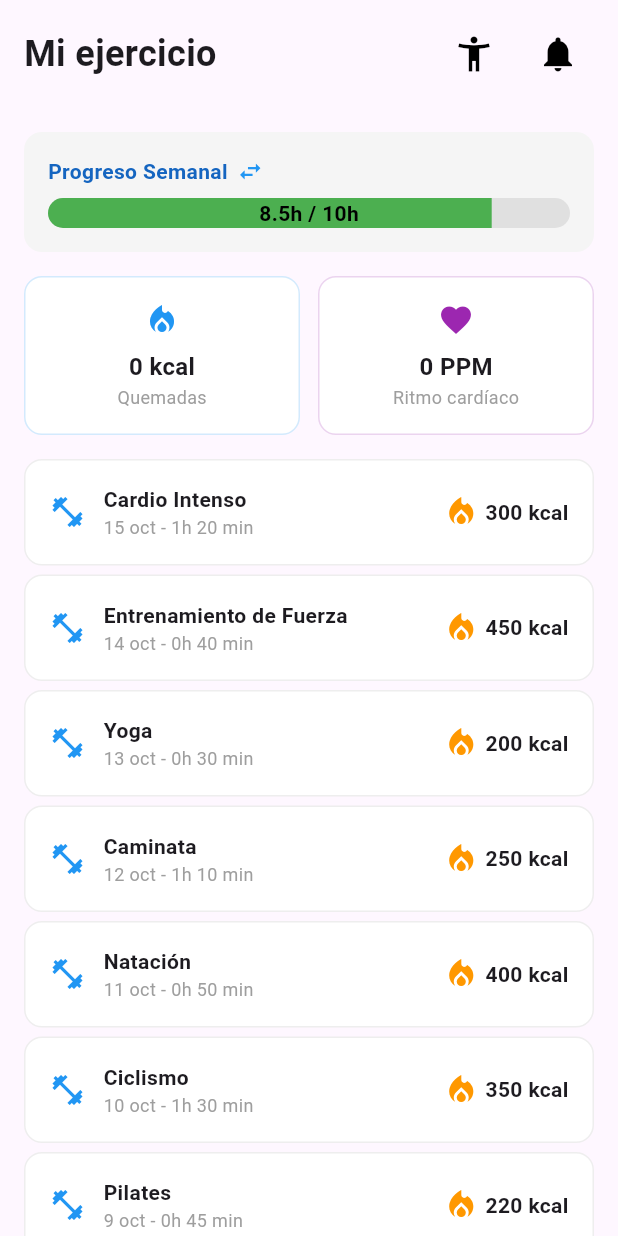
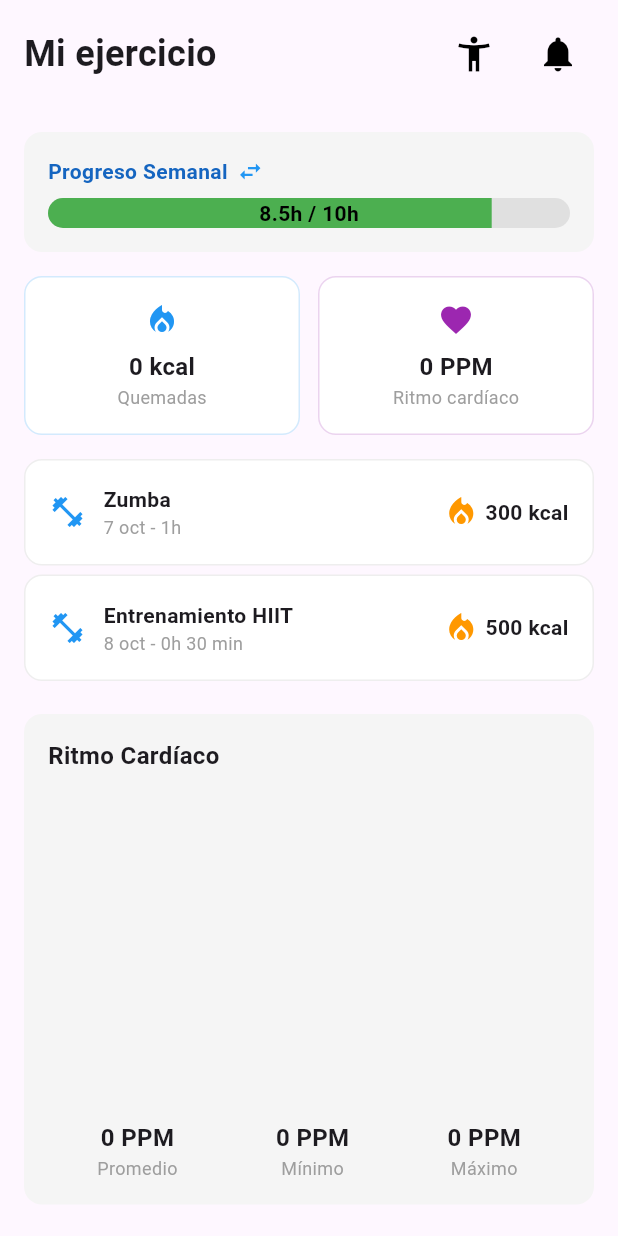
Before and after one commit to LeonardoRHernandez/deepsleep, a Flutter app: the PantallaEjercicio screen opened directly, on a phone screen of 412 x 824 dp. Run offline on Flutter 3.47's test engine with Material 3 defaults, Android fonts, the phone set to English and light mode, and no system bars; drawn by our look-alikes of fl_chart; our stand-ins replace flutter_blue_plus, flutter_time_picker_spinner, hive, hive_flutter, permission_handler, shared_preferences; accounts and stored records are empty.

Commit message:
Se movio la lista en su ligar respectivo y se limito el historial de la actividad

```diff
--- a/lib/presentation/controllers/ExerciseController/ControlerActividad.dart
+++ b/lib/presentation/controllers/ExerciseController/ControlerActividad.dart
@@ -1,3 +1,4 @@
+import 'package:deepsleep/data/models/ejercicioModel.dart';
 import 'package:flutter/material.dart';
 import 'dart:math';
 import 'dart:async';
@@ -24,8 +25,24 @@ class Actividad with ChangeNotifier {
   double get ritmoCardiaco => _ritmoCardiaco;
   int _estado = 0; // 0: Escaneando, 1: Conectado, 2: Error, 3: Desconectado
   int get estado => _estado;
-
-
+  final List<Ejercicio> _ejercicios = [
+      //Ejercicio("Cardio Intenso", "15 oct","1h 20 min", 300),
+      //Ejercicio("Entrenamiento de Fuerza", "14 oct","0h 40 min", 450),
+      //Ejercicio("Yoga", "13 oct","0h 30 min", 200),
+      //Ejercicio("Caminata", "12 oct","1h 10 min", 250),
+      //Ejercicio("Natación", "11 oct","0h 50 min", 400),
+      //Ejercicio("Ciclismo", "10 oct","1h 30 min", 350),
+      //Ejercicio("Pilates", "9 oct","0h 45 min", 220),
+      Ejercicio("Entrenamiento HIIT", "8 oct","0h 30 min", 500),
+      Ejercicio("Zumba", "7 oct","1h", 300),
+      //Ejercicio("Entrenamiento de Resistencia", "6 oct","1h 15 min", 400),
+    ];
+  //List<Ejercicio> get ejercicios => _ejercicios;
+  void agregarEjercicio(Ejercicio nuevoEjercicio) {
+    _ejercicios.add(nuevoEjercicio);
+    notifyListeners();
+  }
+  List<Ejercicio> get ejerciciosList => _ejercicios;
   void agregarDatoBLE(int nuevoDato) {
     if (nuevoDato > 30) {
       _datos.add(nuevoDato);
--- a/lib/presentation/views/actividad/widgets/exerciseItem.dart
+++ b/lib/presentation/views/actividad/widgets/exerciseItem.dart
@@ -1,7 +1,9 @@
+import 'package:deepsleep/presentation/controllers/Controllers.dart';
 import 'package:flutter/material.dart';
 
 //import 'package:deepsleep/presentation/controllers/ExerciseController/historialExercice.dart';
 import 'package:deepsleep/data/models/ejercicioModel.dart';
+import 'package:provider/provider.dart';
 
 class BuildExerciseItem extends StatelessWidget {
   const BuildExerciseItem({
@@ -70,25 +72,20 @@ class BuildListaEjercicios extends StatelessWidget {
     // Lista de ejercicios
     //final List<Map<String, dynamic>> ejercicios =
     //    ListaEjercicios().exerciseList;
-    final List<Ejercicio> ejercicios = [
-      Ejercicio("Cardio Intenso", "15 oct","1h 20 min", 300),
-      Ejercicio("Entrenamiento de Fuerza", "14 oct","0h 40 min", 450),
-      Ejercicio("Yoga", "13 oct","0h 30 min", 200),
-      Ejercicio("Caminata", "12 oct","1h 10 min", 250),
-      Ejercicio("Natación", "11 oct","0h 50 min", 400),
-      Ejercicio("Ciclismo", "10 oct","1h 30 min", 350),
-      Ejercicio("Pilates", "9 oct","0h 45 min", 220),
-      Ejercicio("Entrenamiento HIIT", "8 oct","0h 30 min", 500),
-      Ejercicio("Zumba", "7 oct","1h", 300),
-      Ejercicio("Entrenamiento de Resistencia", "6 oct","1h 15 min", 400),
-    ];
+
+
+    return Consumer<Controllers>(
+  builder: (context, provider, child) {
+    final ejercicios = provider.actividad.ejerciciosList;
+    final total = ejercicios.length;
+    final count = total >= 3 ? 3 : total;
 
     return ListView.builder(
       shrinkWrap: true,
       physics: const NeverScrollableScrollPhysics(),
-      itemCount: ejercicios.length,
+      itemCount: count,
       itemBuilder: (context, index) {
-        final ejercicio = ejercicios[index];
+        final ejercicio = ejercicios[total - 1 - index]; // Desde el final
         return Column(
           children: [
             BuildExerciseItem(
@@ -102,5 +99,8 @@ class BuildListaEjercicios extends StatelessWidget {
         );
       },
     );
+  },
+);
+
   }
 }
```
